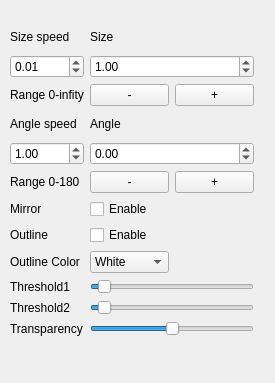
fangrh/transfer_draw, file control.ui: the form before one commit.
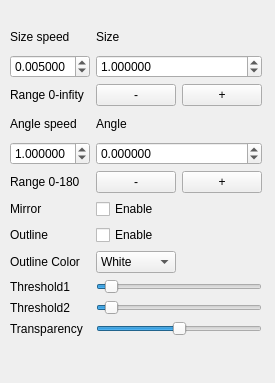
The form after the commit.

```diff
--- a/control.ui
+++ b/control.ui
@@ -13,12 +13,12 @@
   <property name="windowTitle">
    <string>Form</string>
   </property>
-  <widget class="QWidget" name="">
+  <widget class="QWidget" name="layoutWidget">
    <property name="geometry">
     <rect>
      <x>10</x>
      <y>25</y>
-     <width>244</width>
+     <width>252</width>
      <height>311</height>
     </rect>
    </property>
@@ -39,13 +39,22 @@
     </item>
     <item row="1" column="0">
      <widget class="QDoubleSpinBox" name="SizeSpeed">
+      <property name="decimals">
+       <number>6</number>
+      </property>
+      <property name="singleStep">
+       <double>0.005000000000000</double>
+      </property>
       <property name="value">
-       <double>0.010000000000000</double>
+       <double>0.005000000000000</double>
       </property>
      </widget>
     </item>
     <item row="1" column="1" colspan="2">
      <widget class="QDoubleSpinBox" name="lineEdit_Size">
+      <property name="decimals">
+       <number>6</number>
+      </property>
       <property name="value">
        <double>1.000000000000000</double>
       </property>
@@ -88,6 +97,9 @@
     </item>
     <item row="4" column="0">
      <widget class="QDoubleSpinBox" name="AngleSpeed">
+      <property name="decimals">
+       <number>6</number>
+      </property>
       <property name="value">
        <double>1.000000000000000</double>
       </property>
@@ -95,12 +107,18 @@
     </item>
     <item row="4" column="1" colspan="2">
      <widget class="QDoubleSpinBox" name="lineEdit_Angle">
+      <property name="decimals">
+       <number>6</number>
+      </property>
       <property name="minimum">
        <double>-1000.000000000000000</double>
       </property>
       <property name="maximum">
        <double>1000.000000000000000</double>
       </property>
+      <property name="value">
+       <double>0.000000000000000</double>
+      </property>
      </widget>
     </item>
     <item row="5" column="0">
```
